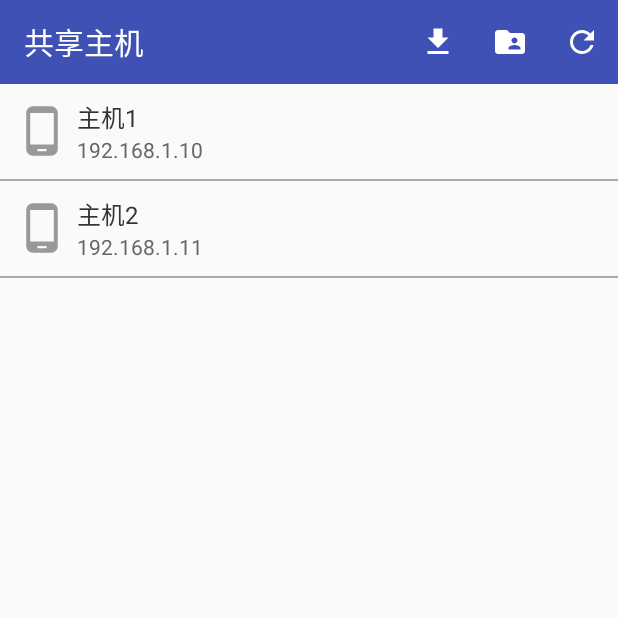
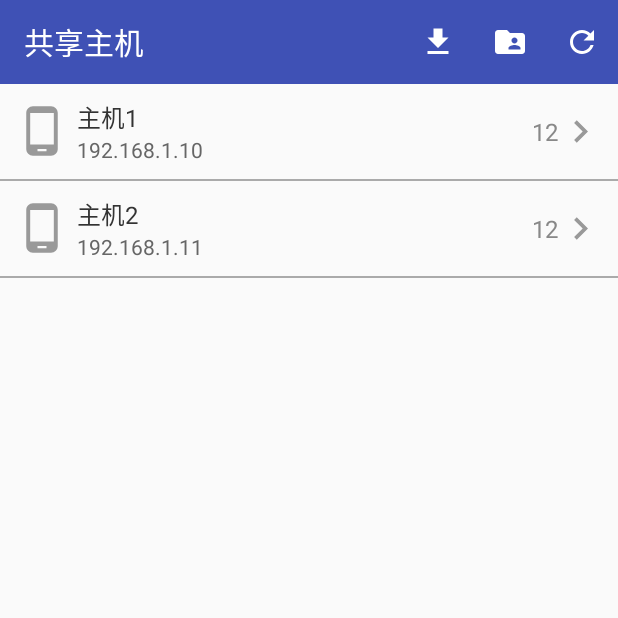
Before and after one commit to linstick/FileShare, an Android app: the screen it shows after launch (MainActivity), after a tap on "刷新", on a phone screen of 412 x 824 dp, the top half of it. Run offline under Robolectric (Android 15) with nearby library versions, the phone set to English and light mode, and no system bars.

Commit message:
删除共享文件页面的返回按钮及相应逻辑

```diff
--- a/app/src/main/java/com/luoruiyong/fileshare/main/MainActivity.java
+++ b/app/src/main/java/com/luoruiyong/fileshare/main/MainActivity.java
@@ -2,7 +2,6 @@ package com.luoruiyong.fileshare.main;
 
 import android.os.Bundle;
 import android.support.v4.app.FragmentTransaction;
-import android.support.v7.app.ActionBar;
 import android.support.v7.app.AppCompatActivity;
 import android.support.v7.widget.Toolbar;
 import android.view.Menu;
@@ -25,7 +24,6 @@ public class MainActivity extends AppCompatActivity implements HostListFragment.
     private final String ACTIONBAR_TITLE_HOST_LIST = "共享主机";
     private final String ACTIONBAR_TITLE_FILE_LIST = "共享文件";
     private Toolbar mToolbar;
-    private ActionBar mActionBar;
     private String mCurrentTag;
 
     @Override
@@ -35,10 +33,6 @@ public class MainActivity extends AppCompatActivity implements HostListFragment.
 
         mToolbar = findViewById(R.id.toolbar);
         setSupportActionBar(mToolbar);
-        mActionBar = getSupportActionBar();
-        if (mActionBar != null) {
-            mActionBar.setHomeAsUpIndicator(R.drawable.ic_back_white);
-        }
 
         mCurrentTag = HOST_TAG;
         getSupportFragmentManager().beginTransaction().add(R.id.fl_container, new HostListFragment(), HOST_TAG).commit();
@@ -47,7 +41,7 @@ public class MainActivity extends AppCompatActivity implements HostListFragment.
     @Override
     protected void onResume() {
         super.onResume();
-        updateActionBar();
+        updateActionBarTitle();
     }
 
     @Override
@@ -67,11 +61,6 @@ public class MainActivity extends AppCompatActivity implements HostListFragment.
                 break;
             case R.id.menu_refresh:
                 refresh();
-                break;
-            case android.R.id.home:
-                mCurrentTag = HOST_TAG;
-                updateActionBar();
-                getSupportFragmentManager().popBackStack();
                 break;
         }
         return true;
@@ -98,14 +87,14 @@ public class MainActivity extends AppCompatActivity implements HostListFragment.
         bt.commit();
 
         mCurrentTag = SHARE_FILE_TAG;
-        updateActionBar();
+        updateActionBarTitle();
     }
 
     @Override
     public void onBackPressed() {
         if (mCurrentTag.equals(SHARE_FILE_TAG)) {
             mCurrentTag = HOST_TAG;
-            updateActionBar();
+            updateActionBarTitle();
         } else if (mCurrentTag.equals(HOST_TAG)) {
             long currTime = System.currentTimeMillis();
             if (currTime - sLastBackPressTime > 1500) {
@@ -117,19 +106,13 @@ public class MainActivity extends AppCompatActivity implements HostListFragment.
         super.onBackPressed();
     }
 
-    private void updateActionBar() {
+    private void updateActionBarTitle() {
         String title;
         switch (mCurrentTag) {
             case HOST_TAG:
-                if (mActionBar != null) {
-                    mActionBar.setDisplayHomeAsUpEnabled(false);
-                }
                 title = ACTIONBAR_TITLE_HOST_LIST;
                 break;
             case SHARE_FILE_TAG:
-                if (mActionBar != null) {
-                    mActionBar.setDisplayHomeAsUpEnabled(true);
-                }
                 title = ACTIONBAR_TITLE_FILE_LIST;
                 break;
             default:
--- /dev/null
+++ b/app/src/main/res/drawable/ic_right_gray.xml
@@ -0,0 +1,5 @@
+<vector android:height="24dp" android:tint="#999999"
+    android:viewportHeight="24.0" android:viewportWidth="24.0"
+    android:width="24dp" xmlns:android="http://schemas.android.com/apk/res/android">
+    <path android:fillColor="#FF000000" android:pathData="M10,6L8.59,7.41 13.17,12l-4.58,4.59L10,18l6,-6z"/>
+</vector>
--- a/app/src/main/res/layout/item_host_list.xml
+++ b/app/src/main/res/layout/item_host_list.xml
@@ -23,6 +23,7 @@
             android:layout_height="wrap_content"
             android:orientation="vertical"
             android:layout_centerVertical="true"
+            android:layout_toLeftOf="@+id/tv_count"
             android:layout_marginLeft="5dp">
 
             <TextView
@@ -45,6 +46,25 @@
 
         </LinearLayout>
 
+        <TextView
+            android:id="@+id/tv_count"
+            android:layout_width="wrap_content"
+            android:layout_height="wrap_content"
+            android:layout_centerVertical="true"
+            android:layout_toLeftOf="@+id/iv_more"
+            android:textColor="#888888"
+            android:textSize="16sp"
+            android:text="12"/>
+
+
+        <ImageView
+            android:id="@+id/iv_more"
+            android:layout_width="30dp"
+            android:layout_height="30dp"
+            android:layout_alignParentRight="true"
+            android:layout_centerVertical="true"
+            android:src="@drawable/ic_right_gray"/>
+
     </RelativeLayout>
 
     <View
```
